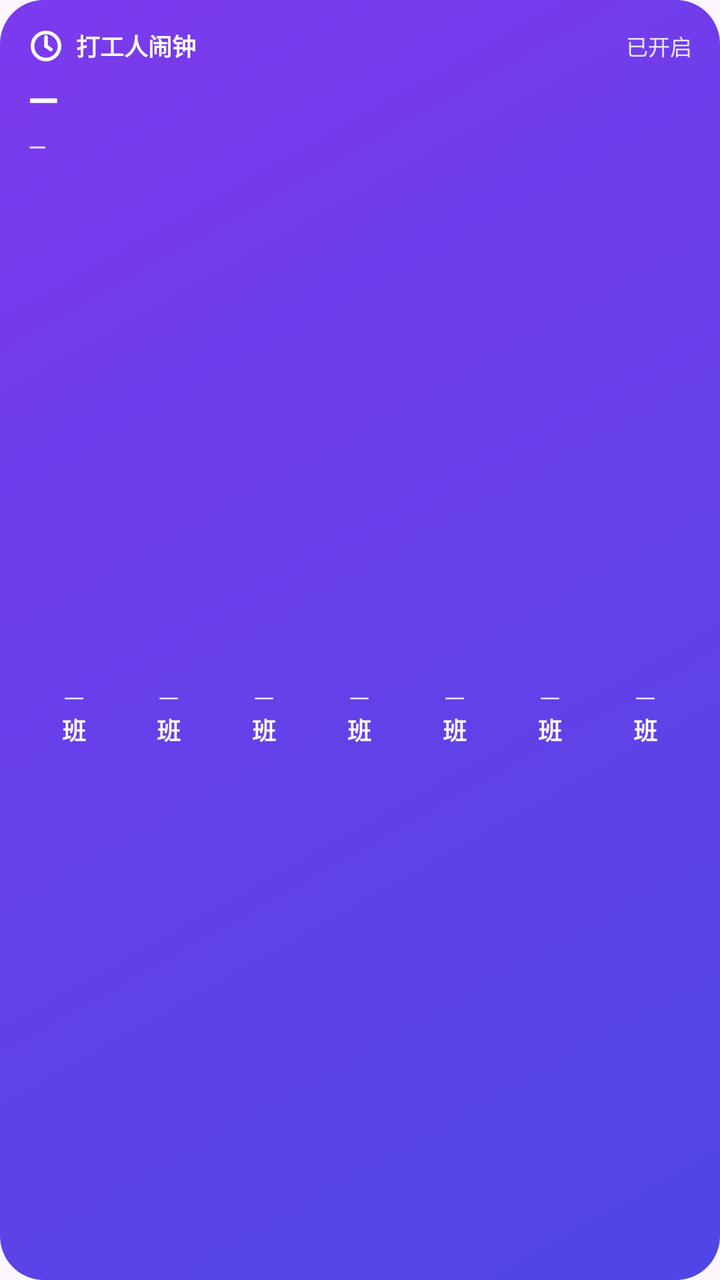
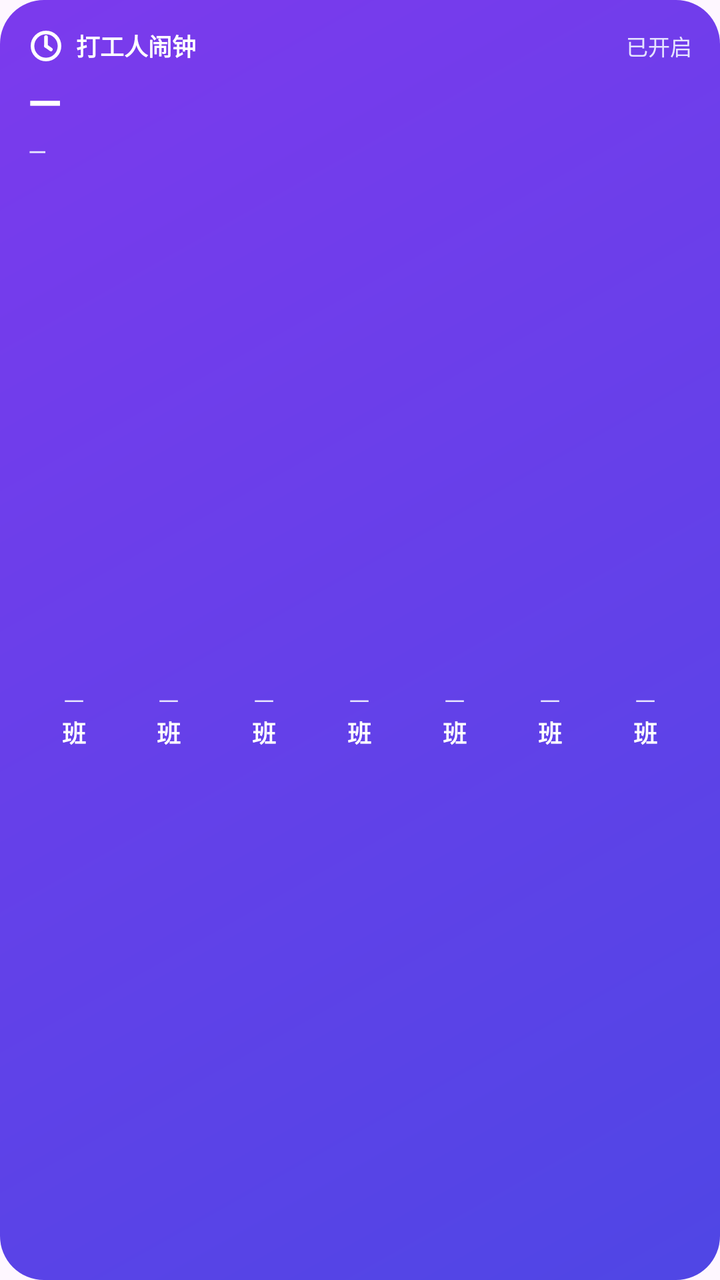

An Android layout rendered at two revisions. The XML below is the earlier revision; the diff shows what the commit changed to produce the second picture.
<!-- AndroidManifest.xml: application theme Theme.DaxiaoWeekAlarm -->
<!-- res/layout/widget_next_alarm.xml -->
<?xml version="1.0" encoding="utf-8"?>
<LinearLayout xmlns:android="http://schemas.android.com/apk/res/android"
    android:id="@+id/widget_root"
    android:layout_width="match_parent"
    android:layout_height="match_parent"
    android:background="@drawable/bg_hero"
    android:orientation="vertical"
    android:padding="14dp">

    <LinearLayout
        android:layout_width="match_parent"
        android:layout_height="wrap_content"
        android:gravity="center_vertical"
        android:orientation="horizontal">

        <ImageView
            android:layout_width="18dp"
            android:layout_height="18dp"
            android:importantForAccessibility="no"
            android:src="@drawable/ic_notification" />

        <TextView
            android:layout_width="wrap_content"
            android:layout_height="wrap_content"
            android:layout_marginStart="6dp"
            android:text="打工人闹钟"
            android:textColor="#FFFFFF"
            android:textSize="12sp"
            android:textStyle="bold" />

        <TextView
            android:id="@+id/widget_status"
            android:layout_width="0dp"
            android:layout_height="wrap_content"
            android:layout_weight="1"
            android:gravity="end"
            android:text="已开启"
            android:textColor="#E6E4FF"
            android:textSize="11sp" />
    </LinearLayout>

    <TextView
        android:id="@+id/widget_title"
        android:layout_width="match_parent"
        android:layout_height="wrap_content"
        android:layout_marginTop="4dp"
        android:ellipsize="end"
        android:maxLines="1"
        android:text="—"
        android:textColor="#FFFFFF"
        android:textSize="20sp"
        android:textStyle="bold" />

    <TextView
        android:id="@+id/widget_sub"
        android:layout_width="match_parent"
        android:layout_height="wrap_content"
        android:layout_marginTop="2dp"
        android:ellipsize="end"
        android:maxLines="1"
        android:text="—"
        android:textColor="#E6E4FF"
        android:textSize="12sp" />

    
    <LinearLayout
        android:layout_width="match_parent"
        android:layout_height="0dp"
        android:layout_marginTop="8dp"
        android:layout_weight="1"
        android:orientation="horizontal">

        <FrameLayout
            android:layout_width="0dp"
            android:layout_height="match_parent"
            android:layout_marginEnd="1dp"
            android:layout_weight="1">

            <FrameLayout
                android:id="@+id/hl_0"
                android:layout_width="match_parent"
                android:layout_height="match_parent"
                android:layout_marginTop="2dp"
                android:layout_marginBottom="2dp"
                android:background="@drawable/bg_widget_today"
                android:visibility="gone" />

            <LinearLayout
                android:layout_width="match_parent"
                android:layout_height="match_parent"
                android:gravity="center"
                android:orientation="vertical">

                <TextView
                    android:id="@+id/day_0"
                    android:layout_width="wrap_content"
                    android:layout_height="wrap_content"
                    android:text="一"
                    android:textColor="#E6E4FF"
                    android:textSize="10sp" />

                <TextView
                    android:id="@+id/label_0"
                    android:layout_width="wrap_content"
                    android:layout_height="wrap_content"
                    android:text="班"
                    android:textColor="#FFFFFF"
                    android:textSize="12sp"
                    android:textStyle="bold" />
            </LinearLayout>
        </FrameLayout>

        <FrameLayout
            android:layout_width="0dp"
            android:layout_height="match_parent"
            android:layout_marginEnd="1dp"
            android:layout_weight="1">

            <FrameLayout
                android:id="@+id/hl_1"
                android:layout_width="match_parent"
                android:layout_height="match_parent"
                android:layout_marginTop="2dp"
                android:layout_marginBottom="2dp"
                android:background="@drawable/bg_widget_today"
                android:visibility="gone" />

            <LinearLayout
                android:layout_width="match_parent"
                android:layout_height="match_parent"
                android:gravity="center"
                android:orientation="vertical">

                <TextView
                    android:id="@+id/day_1"
                    android:layout_width="wrap_content"
                    android:layout_height="wrap_content"
                    android:text="一"
                    android:textColor="#E6E4FF"
                    android:textSize="10sp" />

                <TextView
                    android:id="@+id/label_1"
                    android:layout_width="wrap_content"
                    android:layout_height="wrap_content"
                    android:text="班"
                    android:textColor="#FFFFFF"
                    android:textSize="12sp"
                    android:textStyle="bold" />
            </LinearLayout>
        </FrameLayout>

        <FrameLayout
            android:layout_width="0dp"
            android:layout_height="match_parent"
            android:layout_marginEnd="1dp"
            android:layout_weight="1">

            <FrameLayout
                android:id="@+id/hl_2"
                android:layout_width="match_parent"
                android:layout_height="match_parent"
                android:layout_marginTop="2dp"
                android:layout_marginBottom="2dp"
                android:background="@drawable/bg_widget_today"
                android:visibility="gone" />

            <LinearLayout
                android:layout_width="match_parent"
                android:layout_height="match_parent"
                android:gravity="center"
                android:orientation="vertical">

                <TextView
                    android:id="@+id/day_2"
                    android:layout_width="wrap_content"
                    android:layout_height="wrap_content"
                    android:text="一"
                    android:textColor="#E6E4FF"
                    android:textSize="10sp" />

                <TextView
                    android:id="@+id/label_2"
                    android:layout_width="wrap_content"
                    android:layout_height="wrap_content"
                    android:text="班"
                    android:textColor="#FFFFFF"
                    android:textSize="12sp"
                    android:textStyle="bold" />
            </LinearLayout>
        </FrameLayout>

        <FrameLayout
            android:layout_width="0dp"
            android:layout_height="match_parent"
            android:layout_marginEnd="1dp"
            android:layout_weight="1">

            <FrameLayout
                android:id="@+id/hl_3"
                android:layout_width="match_parent"
                android:layout_height="match_parent"
                android:layout_marginTop="2dp"
                android:layout_marginBottom="2dp"
                android:background="@drawable/bg_widget_today"
                android:visibility="gone" />

            <LinearLayout
                android:layout_width="match_parent"
                android:layout_height="match_parent"
                android:gravity="center"
                android:orientation="vertical">

                <TextView
                    android:id="@+id/day_3"
                    android:layout_width="wrap_content"
                    android:layout_height="wrap_content"
                    android:text="一"
                    android:textColor="#E6E4FF"
                    android:textSize="10sp" />

                <TextView
                    android:id="@+id/label_3"
                    android:layout_width="wrap_content"
                    android:layout_height="wrap_content"
                    android:text="班"
                    android:textColor="#FFFFFF"
                    android:textSize="12sp"
                    android:textStyle="bold" />
            </LinearLayout>
        </FrameLayout>

        <FrameLayout
            android:layout_width="0dp"
            android:layout_height="match_parent"
            android:layout_marginEnd="1dp"
            android:layout_weight="1">

            <FrameLayout
                android:id="@+id/hl_4"
                android:layout_width="match_parent"
                android:layout_height="match_parent"
                android:layout_marginTop="2dp"
                android:layout_marginBottom="2dp"
                android:background="@drawable/bg_widget_today"
                android:visibility="gone" />

            <LinearLayout
                android:layout_width="match_parent"
                android:layout_height="match_parent"
                android:gravity="center"
                android:orientation="vertical">

                <TextView
                    android:id="@+id/day_4"
                    android:layout_width="wrap_content"
                    android:layout_height="wrap_content"
                    android:text="一"
                    android:textColor="#E6E4FF"
                    android:textSize="10sp" />

                <TextView
                    android:id="@+id/label_4"
                    android:layout_width="wrap_content"
                    android:layout_height="wrap_content"
                    android:text="班"
                    android:textColor="#FFFFFF"
                    android:textSize="12sp"
                    android:textStyle="bold" />
            </LinearLayout>
        </FrameLayout>

        <FrameLayout
            android:layout_width="0dp"
            android:layout_height="match_parent"
            android:layout_marginEnd="1dp"
            android:layout_weight="1">

            <FrameLayout
                android:id="@+id/hl_5"
                android:layout_width="match_parent"
                android:layout_height="match_parent"
                android:layout_marginTop="2dp"
                android:layout_marginBottom="2dp"
                android:background="@drawable/bg_widget_today"
                android:visibility="gone" />

            <LinearLayout
                android:layout_width="match_parent"
                android:layout_height="match_parent"
                android:gravity="center"
                android:orientation="vertical">

                <TextView
                    android:id="@+id/day_5"
                    android:layout_width="wrap_content"
                    android:layout_height="wrap_content"
                    android:text="一"
                    android:textColor="#E6E4FF"
                    android:textSize="10sp" />

                <TextView
                    android:id="@+id/label_5"
                    android:layout_width="wrap_content"
                    android:layout_height="wrap_content"
                    android:text="班"
                    android:textColor="#FFFFFF"
                    android:textSize="12sp"
                    android:textStyle="bold" />
            </LinearLayout>
        </FrameLayout>

        <FrameLayout
            android:layout_width="0dp"
            android:layout_height="match_parent"
            android:layout_weight="1">

            <FrameLayout
                android:id="@+id/hl_6"
                android:layout_width="match_parent"
                android:layout_height="match_parent"
                android:layout_marginTop="2dp"
                android:layout_marginBottom="2dp"
                android:background="@drawable/bg_widget_today"
                android:visibility="gone" />

            <LinearLayout
                android:layout_width="match_parent"
                android:layout_height="match_parent"
                android:gravity="center"
                android:orientation="vertical">

                <TextView
                    android:id="@+id/day_6"
                    android:layout_width="wrap_content"
                    android:layout_height="wrap_content"
                    android:text="一"
                    android:textColor="#E6E4FF"
                    android:textSize="10sp" />

                <TextView
                    android:id="@+id/label_6"
                    android:layout_width="wrap_content"
                    android:layout_height="wrap_content"
                    android:text="班"
                    android:textColor="#FFFFFF"
                    android:textSize="12sp"
                    android:textStyle="bold" />
            </LinearLayout>
        </FrameLayout>
    </LinearLayout>
</LinearLayout>
<!-- resources referenced by this layout -->
<resources>
  <!-- drawable bg_hero (drawable) -->
  <?xml version="1.0" encoding="utf-8"?>
  <shape xmlns:android="http://schemas.android.com/apk/res/android"
      android:shape="rectangle">
      <gradient
          android:angle="135"
          android:startColor="@color/hero_start"
          android:endColor="@color/hero_end" />
      <corners android:radius="22dp" />
  </shape>
  <!-- drawable bg_widget_today (drawable) -->
  <?xml version="1.0" encoding="utf-8"?>
  <shape xmlns:android="http://schemas.android.com/apk/res/android"
      android:shape="rectangle">
      <solid android:color="#33FFFFFF" />
      <corners android:radius="8dp" />
  </shape>
  <!-- drawable ic_notification (drawable) -->
  <?xml version="1.0" encoding="utf-8"?>
  <vector xmlns:android="http://schemas.android.com/apk/res/android"
      android:width="24dp"
      android:height="24dp"
      android:viewportWidth="24"
      android:viewportHeight="24">
      
      <path
          android:fillColor="#00000000"
          android:pathData="M12,12 m-9,0 a9,9 0 1,0 18,0 a9,9 0 1,0 -18,0"
          android:strokeColor="#FFFFFF"
          android:strokeWidth="2.4" />
      
      <path
          android:fillColor="#00000000"
          android:pathData="M12,12 L12,6"
          android:strokeColor="#FFFFFF"
          android:strokeLineCap="round"
          android:strokeWidth="2.4" />
      
      <path
          android:fillColor="#00000000"
          android:pathData="M12,12 L15.26,14.32"
          android:strokeColor="#FFFFFF"
          android:strokeLineCap="round"
          android:strokeWidth="2.4" />
  </vector>
  <style name="Theme.DaxiaoWeekAlarm" parent="Theme.Material3.DayNight.NoActionBar">
          <item name="colorPrimary">@color/indigo</item>
          <item name="colorPrimaryVariant">@color/indigo_dark</item>
          <item name="colorOnPrimary">@color/white</item>
          <item name="android:statusBarColor">@color/bg</item>
          <item name="android:windowLightStatusBar">true</item>
      </style>
  <color name="hero_start">#4F46E5</color>
  <color name="hero_end">#7C3AED</color>
  <color name="indigo">#4F46E5</color>
  <color name="indigo_dark">#4338CA</color>
  <color name="white">#FFFFFFFF</color>
  <color name="bg">#F4F5FB</color>
</resources>

<!-- the commit's change to res/layout/widget_next_alarm.xml (unified diff, before → after) -->
@@ -48,7 +48,7 @@
         android:maxLines="1"
         android:text="—"
         android:textColor="#FFFFFF"
-        android:textSize="20sp"
+        android:textSize="22sp"
         android:textStyle="bold" />
 
     <TextView
